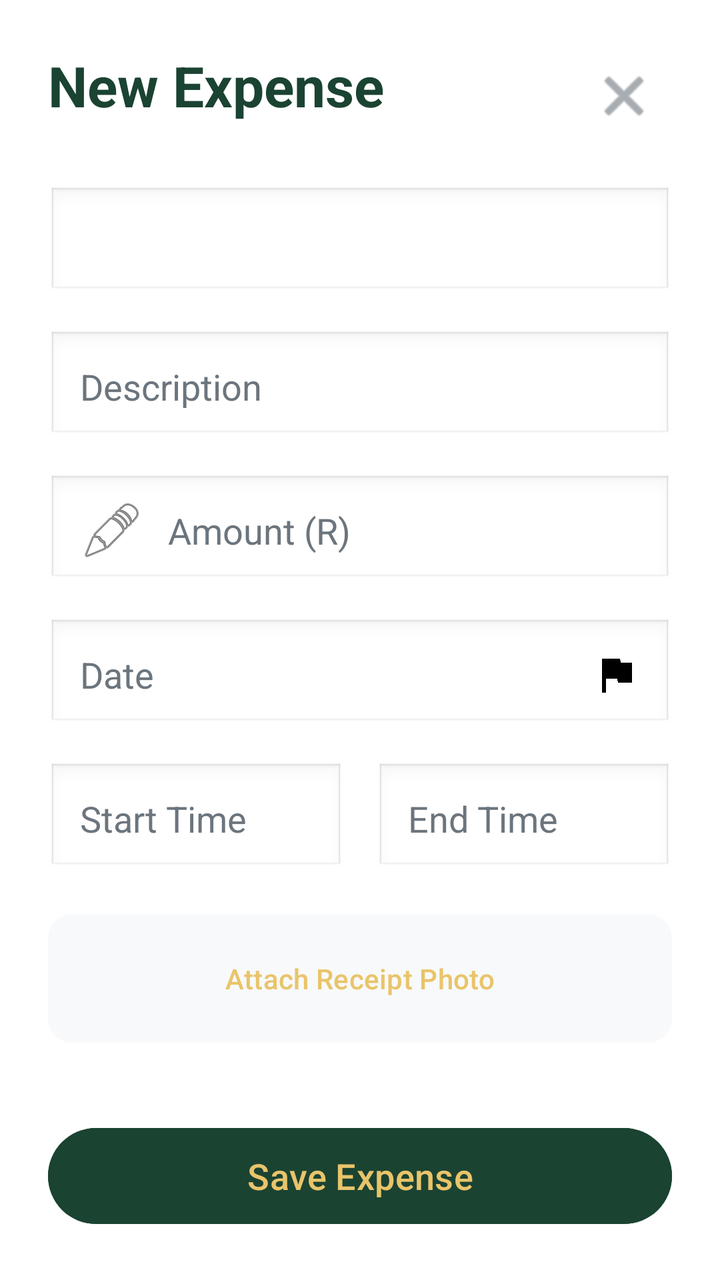
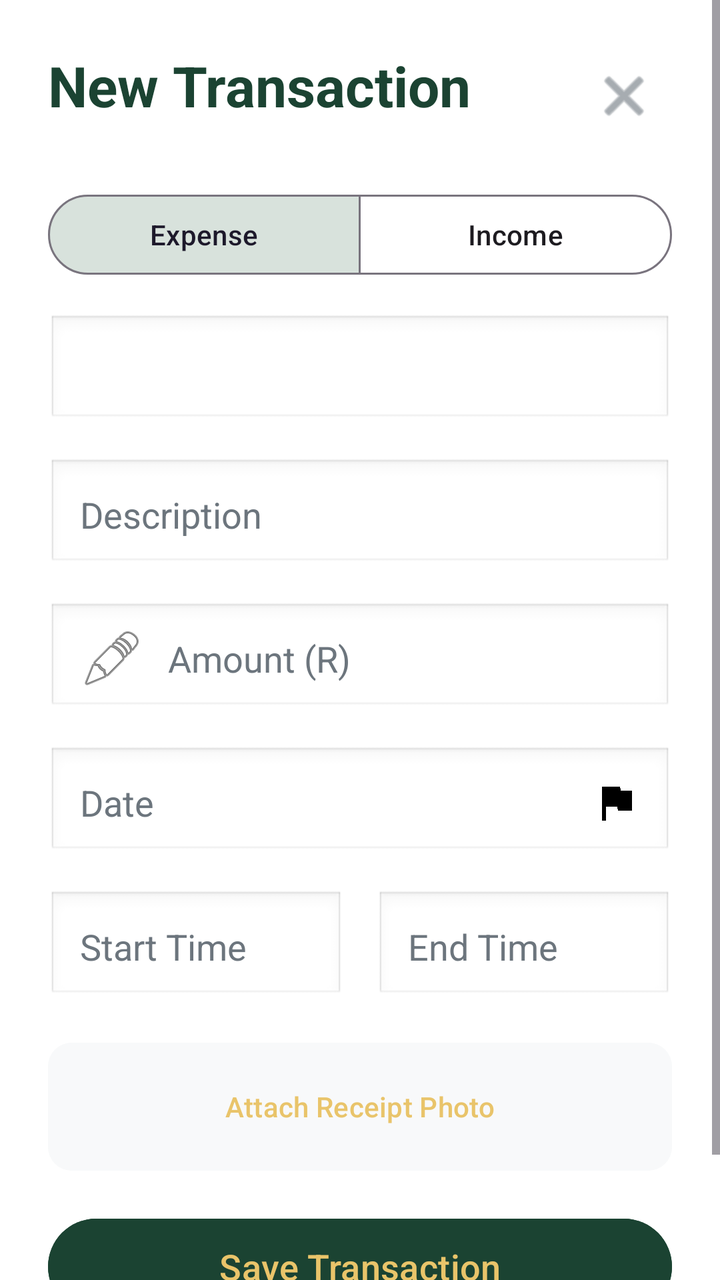

Compare the two renders of this Android layout. The source of the first and the diff that turns it into the second are given below.
<!-- AndroidManifest.xml: application theme Theme.CoinCompass -->
<!-- res/layout/activity_add_expense.xml -->
<?xml version="1.0" encoding="utf-8"?>
<androidx.constraintlayout.widget.ConstraintLayout xmlns:android="http://schemas.android.com/apk/res/android"
    xmlns:app="http://schemas.android.com/apk/res-auto"
    xmlns:tools="http://schemas.android.com/tools"
    android:layout_width="match_parent"
    android:layout_height="match_parent"
    android:background="@color/white"
    android:padding="24dp">

    
    <TextView
        android:id="@+id/header_title"
        android:layout_width="wrap_content"
        android:layout_height="wrap_content"
        android:text="New Expense"
        android:textColor="@color/dark_green"
        android:textSize="28sp"
        android:textStyle="bold"
        app:layout_constraintStart_toStartOf="parent"
        app:layout_constraintTop_toTopOf="parent" />

    <ImageButton
        android:id="@+id/btn_close"
        android:layout_width="48dp"
        android:layout_height="48dp"
        android:background="?attr/selectableItemBackgroundBorderless"
        android:src="@android:drawable/ic_menu_close_clear_cancel"
        app:layout_constraintEnd_toEndOf="parent"
        app:layout_constraintTop_toTopOf="parent"
        app:tint="@color/text_grey" />

    
    <LinearLayout
        android:id="@+id/form_container"
        android:layout_width="match_parent"
        android:layout_height="wrap_content"
        android:layout_marginTop="32dp"
        android:orientation="vertical"
        app:layout_constraintTop_toBottomOf="@id/header_title">

        
        <Spinner
            android:id="@+id/category_spinner"
            android:layout_width="match_parent"
            android:layout_height="56dp"
            android:layout_marginBottom="16dp"
            android:background="@android:drawable/edit_text"
            android:padding="8dp" />

        
        <EditText
            android:id="@+id/description_edit"
            android:layout_width="match_parent"
            android:layout_height="56dp"
            android:layout_marginBottom="16dp"
            android:background="@android:drawable/edit_text"
            android:hint="Description"
            android:textColor="@color/black"
            android:textColorHint="@color/text_grey"
            android:padding="16dp" />

        
        <EditText
            android:id="@+id/amount_edit"
            android:layout_width="match_parent"
            android:layout_height="56dp"
            android:layout_marginBottom="16dp"
            android:background="@android:drawable/edit_text"
            android:drawableStart="@android:drawable/ic_menu_edit"
            android:drawablePadding="12dp"
            android:hint="Amount (R)"
            android:inputType="numberDecimal"
            android:textColor="@color/black"
            android:textColorHint="@color/text_grey"
            android:padding="16dp" />

        
        <EditText
            android:id="@+id/date_edit"
            android:layout_width="match_parent"
            android:layout_height="56dp"
            android:layout_marginBottom="16dp"
            android:background="@android:drawable/edit_text"
            android:drawableEnd="@drawable/ic_goals"
            android:hint="Date"
            android:inputType="none"
            android:focusable="false"
            android:clickable="true"
            android:textColor="@color/black"
            android:textColorHint="@color/text_grey"
            android:padding="16dp" />

        
        <LinearLayout
            android:layout_width="match_parent"
            android:layout_height="wrap_content"
            android:layout_marginBottom="16dp"
            android:orientation="horizontal">

            <EditText
                android:id="@+id/start_time_edit"
                android:layout_width="0dp"
                android:layout_height="56dp"
                android:layout_marginEnd="8dp"
                android:layout_weight="1"
                android:background="@android:drawable/edit_text"
                android:hint="Start Time"
                android:inputType="none"
                android:focusable="false"
                android:clickable="true"
                android:textColor="@color/black"
                android:textColorHint="@color/text_grey"
                android:padding="16dp" />

            <EditText
                android:id="@+id/end_time_edit"
                android:layout_width="0dp"
                android:layout_height="56dp"
                android:layout_marginStart="8dp"
                android:layout_weight="1"
                android:background="@android:drawable/edit_text"
                android:hint="End Time"
                android:inputType="none"
                android:focusable="false"
                android:clickable="true"
                android:textColor="@color/black"
                android:textColorHint="@color/text_grey"
                android:padding="16dp" />
        </LinearLayout>

        
        <com.google.android.material.button.MaterialButton
            android:id="@+id/btn_attach_receipt"
            style="@style/Widget.Material3.Button.TextButton"
            android:layout_width="match_parent"
            android:layout_height="72dp"
            android:layout_marginBottom="16dp"
            android:backgroundTint="#F8F9FA"
            android:text="Attach Receipt Photo"
            android:textColor="@color/gold"
            app:cornerRadius="12dp" />

        
        <ImageView
            android:id="@+id/receipt_preview"
            android:layout_width="match_parent"
            android:layout_height="200dp"
            android:layout_marginBottom="32dp"
            android:scaleType="centerCrop"
            android:visibility="gone" />

    </LinearLayout>

    
    <Button
        android:id="@+id/save_expense_button"
        android:layout_width="match_parent"
        android:layout_height="56dp"
        android:backgroundTint="@color/dark_green"
        android:text="Save Expense"
        android:textAllCaps="false"
        android:textColor="@color/gold"
        android:textSize="18sp"
        app:layout_constraintBottom_toBottomOf="parent" />

</androidx.constraintlayout.widget.ConstraintLayout>
<!-- resources referenced by this layout -->
<resources>
  <color name="black">#FF000000</color>
  <color name="dark_green">#1B4332</color>
  <color name="gold">#E9C46A</color>
  <color name="text_grey">#6C757D</color>
  <color name="white">#FFFFFFFF</color>
  <!-- drawable ic_goals (drawable) -->
  <vector xmlns:android="http://schemas.android.com/apk/res/android"
      android:width="24dp"
      android:height="24dp"
      android:viewportWidth="24"
      android:viewportHeight="24">
    <path
        android:fillColor="#000000"
        android:pathData="M14.4,6L14,4H5v17h2v-7h5.6l0.4,2h7V6H14.4z"/>
  </vector>
  <style name="Theme.CoinCompass" parent="Base.Theme.CoinCompass" />
  <style name="Base.Theme.CoinCompass" parent="Theme.Material3.DayNight.NoActionBar">
          <item name="colorPrimary">@color/primary</item>
          <item name="colorPrimaryDark">@color/primary_dark</item>
          <item name="colorAccent">@color/accent</item>
      </style>
  <color name="primary">#1B4332</color>
  <color name="primary_dark">#081C15</color>
  <color name="accent">#E9C46A</color>
</resources>

<!-- the commit's change to res/layout/activity_add_expense.xml (unified diff, before → after) -->
@@ -1,110 +1,118 @@
 <?xml version="1.0" encoding="utf-8"?>
-<androidx.constraintlayout.widget.ConstraintLayout xmlns:android="http://schemas.android.com/apk/res/android"
+<ScrollView xmlns:android="http://schemas.android.com/apk/res/android"
     xmlns:app="http://schemas.android.com/apk/res-auto"
     xmlns:tools="http://schemas.android.com/tools"
     android:layout_width="match_parent"
     android:layout_height="match_parent"
     android:background="@color/white"
-    android:padding="24dp">
+    android:fillViewport="true">
 
-    
-    <TextView
-        android:id="@+id/header_title"
-        android:layout_width="wrap_content"
-        android:layout_height="wrap_content"
-        android:text="New Expense"
-        android:textColor="@color/dark_green"
-        android:textSize="28sp"
-        android:textStyle="bold"
-        app:layout_constraintStart_toStartOf="parent"
-        app:layout_constraintTop_toTopOf="parent" />
-
-    <ImageButton
-        android:id="@+id/btn_close"
-        android:layout_width="48dp"
-        android:layout_height="48dp"
-        android:background="?attr/selectableItemBackgroundBorderless"
-        android:src="@android:drawable/ic_menu_close_clear_cancel"
-        app:layout_constraintEnd_toEndOf="parent"
-        app:layout_constraintTop_toTopOf="parent"
-        app:tint="@color/text_grey" />
-
-    
-    <LinearLayout
-        android:id="@+id/form_container"
+    <androidx.constraintlayout.widget.ConstraintLayout
         android:layout_width="match_parent"
         android:layout_height="wrap_content"
-        android:layout_marginTop="32dp"
-        android:orientation="vertical"
-        app:layout_constraintTop_toBottomOf="@id/header_title">
+        android:padding="24dp">
 
         
-        <Spinner
-            android:id="@+id/category_spinner"
-            android:layout_width="match_parent"
-            android:layout_height="56dp"
-            android:layout_marginBottom="16dp"
-            android:background="@android:drawable/edit_text"
-            android:padding="8dp" />
+        <TextView
+            android:id="@+id/header_title"
+            android:layout_width="wrap_content"
+            android:layout_height="wrap_content"
+            android:text="New Transaction"
+            android:textColor="@color/dark_green"
+            android:textSize="28sp"
+            android:textStyle="bold"
+            app:layout_constraintStart_toStartOf="parent"
+            app:layout_constraintTop_toTopOf="parent" />
 
-        
-        <EditText
-            android:id="@+id/description_edit"
-            android:layout_width="match_parent"
-            android:layout_height="56dp"
-            android:layout_marginBottom="16dp"
-            android:background="@android:drawable/edit_text"
-            android:hint="Description"
-            android:textColor="@color/black"
-            android:textColorHint="@color/text_grey"
-            android:padding="16dp" />
-
-        
-        <EditText
-            android:id="@+id/amount_edit"
-            android:layout_width="match_parent"
-            android:layout_height="56dp"
-            android:layout_marginBottom="16dp"
-            android:background="@android:drawable/edit_text"
-            android:drawableStart="@android:drawable/ic_menu_edit"
-            android:drawablePadding="12dp"
-            android:hint="Amount (R)"
-            android:inputType="numberDecimal"
-            android:textColor="@color/black"
-            android:textColorHint="@color/text_grey"
-            android:padding="16dp" />
-
-        
-        <EditText
-            android:id="@+id/date_edit"
-            android:layout_width="match_parent"
-            android:layout_height="56dp"
-            android:layout_marginBottom="16dp"
-            android:background="@android:drawable/edit_text"
-            android:drawableEnd="@drawable/ic_goals"
-            android:hint="Date"
-            android:inputType="none"
-            android:focusable="false"
-            android:clickable="true"
-            android:textColor="@color/black"
-            android:textColorHint="@color/text_grey"
-            android:padding="16dp" />
+        <ImageButton
+            android:id="@+id/btn_close"
+            android:layout_width="48dp"
+            android:layout_height="48dp"
+            android:background="?attr/selectableItemBackgroundBorderless"
+            android:src="@android:drawable/ic_menu_close_clear_cancel"
+            app:layout_constraintEnd_toEndOf="parent"
+            app:layout_constraintTop_toTopOf="parent"
+            app:tint="@color/text_grey" />
 
         
         <LinearLayout
+            android:id="@+id/form_container"
             android:layout_width="match_parent"
             android:layout_height="wrap_content"
-            android:layout_marginBottom="16dp"
-            android:orientation="horizontal">
+            android:layout_marginTop="32dp"
+            android:orientation="vertical"
+            app:layout_constraintTop_toBottomOf="@id/header_title">
 
+            
+            <com.google.android.material.button.MaterialButtonToggleGroup
+                android:id="@+id/type_toggle_group"
+                android:layout_width="match_parent"
+                android:layout_height="wrap_content"
+                android:layout_marginBottom="16dp"
+                app:singleSelection="true"
+                app:selectionRequired="true"
+                app:checkedButton="@+id/btn_type_expense">
+                <Button
+                    android:id="@+id/btn_type_expense"
+                    style="?attr/materialButtonOutlinedStyle"
+                    android:layout_width="0dp"
+                    android:layout_height="wrap_content"
+                    android:layout_weight="1"
+                    android:text="Expense" />
+                <Button
+                    android:id="@+id/btn_type_income"
+                    style="?attr/materialButtonOutlinedStyle"
+                    android:layout_width="0dp"
+                    android:layout_height="wrap_content"
+                    android:layout_weight="1"
+                    android:text="Income" />
+            </com.google.android.material.button.MaterialButtonToggleGroup>
+
+            
+            <Spinner
+                android:id="@+id/category_spinner"
+                android:layout_width="match_parent"
+                android:layout_height="56dp"
+                android:layout_marginBottom="16dp"
+                android:background="@android:drawable/edit_text"
+                android:padding="8dp" />
+
+            
             <EditText
-                android:id="@+id/start_time_edit"
-                android:layout_width="0dp"
+                android:id="@+id/description_edit"
+                android:layout_width="match_parent"
                 android:layout_height="56dp"
-                android:layout_marginEnd="8dp"
-                android:layout_weight="1"
+                android:layout_marginBottom="16dp"
                 android:background="@android:drawable/edit_text"
-                android:hint="Start Time"
+                android:hint="Description"
+                android:textColor="@color/black"
+                android:textColorHint="@color/text_grey"
+                android:padding="16dp" />
+
+            
+            <EditText
+                android:id="@+id/amount_edit"
+                android:layout_width="match_parent"
+                android:layout_height="56dp"
+                android:layout_marginBottom="16dp"
+                android:background="@android:drawable/edit_text"
+                android:drawableStart="@android:drawable/ic_menu_edit"
+                android:drawablePadding="12dp"
+                android:hint="Amount (R)"
+                android:inputType="numberDecimal"
+                android:textColor="@color/black"
+                android:textColorHint="@color/text_grey"
+                android:padding="16dp" />
+
+            
+            <EditText
+                android:id="@+id/date_edit"
+                android:layout_width="match_parent"
+                android:layout_height="56dp"
+                android:layout_marginBottom="16dp"
+                android:background="@android:drawable/edit_text"
+                android:drawableEnd="@drawable/ic_goals"
+                android:hint="Date"
                 android:inputType="none"
                 android:focusable="false"
                 android:clickable="true"
@@ -112,55 +120,78 @@
                 android:textColorHint="@color/text_grey"
                 android:padding="16dp" />
 
-            <EditText
-                android:id="@+id/end_time_edit"
-                android:layout_width="0dp"
+            
+            <LinearLayout
+                android:layout_width="match_parent"
+                android:layout_height="wrap_content"
+                android:layout_marginBottom="16dp"
+                android:orientation="horizontal">
+
+                <EditText
+                    android:id="@+id/start_time_edit"
+                    android:layout_width="0dp"
+                    android:layout_height="56dp"
+                    android:layout_marginEnd="8dp"
+                    android:layout_weight="1"
+                    android:background="@android:drawable/edit_text"
+                    android:hint="Start Time"
+                    android:inputType="none"
+                    android:focusable="false"
+                    android:clickable="true"
+                    android:textColor="@color/black"
+                    android:textColorHint="@color/text_grey"
+                    android:padding="16dp" />
+
+                <EditText
+                    android:id="@+id/end_time_edit"
+                    android:layout_width="0dp"
+                    android:layout_height="56dp"
+                    android:layout_marginStart="8dp"
+                    android:layout_weight="1"
+                    android:background="@android:drawable/edit_text"
+                    android:hint="End Time"
+                    android:inputType="none"
+                    android:focusable="false"
+                    android:clickable="true"
+                    android:textColor="@color/black"
+                    android:textColorHint="@color/text_grey"
+                    android:padding="16dp" />
+            </LinearLayout>
+
+            
+            <com.google.android.material.button.MaterialButton
+                android:id="@+id/btn_attach_receipt"
+                style="@style/Widget.Material3.Button.TextButton"
+                android:layout_width="match_parent"
+                android:layout_height="72dp"
+                android:layout_marginBottom="16dp"
+                android:backgroundTint="#F8F9FA"
+                android:text="Attach Receipt Photo"
+                android:textColor="@color/gold"
+                app:cornerRadius="12dp" />
+
+            
+            <ImageView
+                android:id="@+id/receipt_preview"
+                android:layout_width="match_parent"
+                android:layout_height="200dp"
+                android:layout_marginBottom="32dp"
+                android:scaleType="centerCrop"
+                android:visibility="gone" />
+
+            
+            <Button
+                android:id="@+id/save_expense_button"
+                android:layout_width="match_parent"
                 android:layout_height="56dp"
-                android:layout_marginStart="8dp"
-                android:layout_weight="1"
-                android:background="@android:drawable/edit_text"
-                android:hint="End Time"
-                android:inputType="none"
-                android:focusable="false"
-                android:clickable="true"
-                android:textColor="@color/black"
-                android:textColorHint="@color/text_grey"
-                android:padding="16dp" />
+                android:layout_marginBottom="24dp"
+                android:backgroundTint="@color/dark_green"
+                android:text="Save Transaction"
+                android:textAllCaps="false"
+                android:textColor="@color/gold"
+                android:textSize="18sp" />
+
         </LinearLayout>
 
-        
-        <com.google.android.material.button.MaterialButton
-            android:id="@+id/btn_attach_receipt"
-            style="@style/Widget.Material3.Button.TextButton"
-            android:layout_width="match_parent"
-            android:layout_height="72dp"
-            android:layout_marginBottom="16dp"
-            android:backgroundTint="#F8F9FA"
-            android:text="Attach Receipt Photo"
-            android:textColor="@color/gold"
-            app:cornerRadius="12dp" />
-
-        
-        <ImageView
-            android:id="@+id/receipt_preview"
-            android:layout_width="match_parent"
-            android:layout_height="200dp"
-            android:layout_marginBottom="32dp"
-            android:scaleType="centerCrop"
-            android:visibility="gone" />
-
-    </LinearLayout>
-
-    
-    <Button
-        android:id="@+id/save_expense_button"
-        android:layout_width="match_parent"
-        android:layout_height="56dp"
-        android:backgroundTint="@color/dark_green"
-        android:text="Save Expense"
-        android:textAllCaps="false"
-        android:textColor="@color/gold"
-        android:textSize="18sp"
-        app:layout_constraintBottom_toBottomOf="parent" />
-
-</androidx.constraintlayout.widget.ConstraintLayout>
+    </androidx.constraintlayout.widget.ConstraintLayout>
+</ScrollView>
<!-- resource entries referenced after the edit -->
@@ -20,9 +20,11 @@
           <item name="colorPrimary">@color/primary</item>
           <item name="colorPrimaryDark">@color/primary_dark</item>
           <item name="colorAccent">@color/accent</item>
+          <item name="colorSecondaryContainer">@color/light_green</item>
       </style>
   <color name="primary">#1B4332</color>
   <color name="primary_dark">#081C15</color>
   <color name="accent">#E9C46A</color>
+  <color name="light_green">#D8E2DC</color>
 </resources>
 
